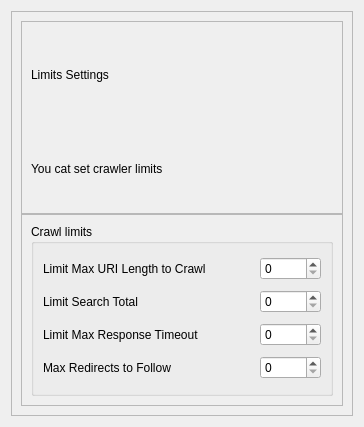
First picture: the form in quickiewebbot/ui/limits_settings_widget.ui, repository andrascii/RiveSolutions_SEO_Spider, before the edit.
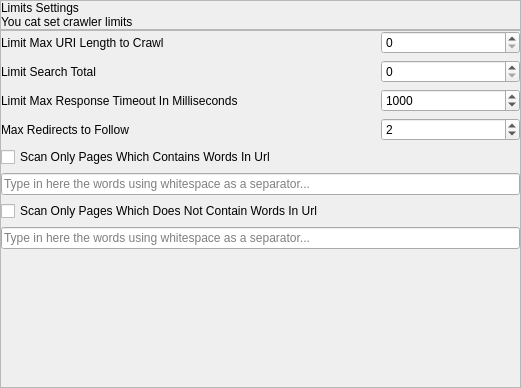
Second picture: the form after the edit.

Commit message: Переделаны два .ui файла для proxy и limits

```diff
--- a/quickiewebbot/ui/limits_settings_widget.ui
+++ b/quickiewebbot/ui/limits_settings_widget.ui
@@ -6,26 +6,29 @@
    <rect>
     <x>0</x>
     <y>0</y>
-    <width>364</width>
-    <height>427</height>
+    <width>521</width>
+    <height>388</height>
    </rect>
   </property>
   <property name="windowTitle">
    <string>Limits Settings</string>
   </property>
-  <layout class="QVBoxLayout" name="verticalLayout_13">
-   <item>
-    <widget class="QFrame" name="mainSettingsFrame">
-     <property name="frameShape">
-      <enum>QFrame::StyledPanel</enum>
-     </property>
-     <property name="frameShadow">
-      <enum>QFrame::Raised</enum>
-     </property>
-     <layout class="QVBoxLayout" name="verticalLayout_6">
+  <layout class="QVBoxLayout" name="verticalLayout_4">
       <property name="spacing">
        <number>0</number>
       </property>
+   <property name="leftMargin">
+    <number>0</number>
+   </property>
+   <property name="topMargin">
+    <number>0</number>
+   </property>
+   <property name="rightMargin">
+    <number>0</number>
+   </property>
+   <property name="bottomMargin">
+    <number>0</number>
+   </property>
       <item>
        <widget class="QFrame" name="headerFrame">
         <property name="minimumSize">
@@ -46,10 +49,24 @@
         <property name="frameShadow">
          <enum>QFrame::Raised</enum>
         </property>
-        <layout class="QVBoxLayout" name="verticalLayout_12">
+     <layout class="QVBoxLayout" name="verticalLayout_2">
+      <property name="spacing">
+       <number>0</number>
+      </property>
+      <property name="leftMargin">
+       <number>0</number>
+      </property>
+      <property name="topMargin">
+       <number>0</number>
+      </property>
+      <property name="rightMargin">
+       <number>0</number>
+      </property>
          <property name="bottomMargin">
           <number>0</number>
          </property>
+      <item>
+       <layout class="QVBoxLayout" name="verticalLayout">
          <item>
           <widget class="QLabel" name="headerName">
            <property name="text">
@@ -65,6 +82,8 @@
           </widget>
          </item>
         </layout>
+      </item>
+     </layout>
        </widget>
       </item>
       <item>
@@ -75,33 +94,21 @@
         <property name="frameShadow">
          <enum>QFrame::Raised</enum>
         </property>
-        <layout class="QVBoxLayout" name="verticalLayout">
+     <layout class="QVBoxLayout" name="verticalLayout_3">
+      <property name="leftMargin">
+       <number>0</number>
+      </property>
+      <property name="topMargin">
+       <number>0</number>
+      </property>
+      <property name="rightMargin">
+       <number>0</number>
+      </property>
+      <property name="bottomMargin">
+       <number>0</number>
+      </property>
          <item>
-          <widget class="QGroupBox" name="groupBox">
-           <property name="title">
-            <string>Crawl limits</string>
-           </property>
            <layout class="QGridLayout" name="gridLayout">
-            <item row="0" column="0">
-             <widget class="QLabel" name="label_6">
-              <property name="text">
-               <string>Limit Max URI Length to Crawl</string>
-              </property>
-             </widget>
-            </item>
-            <item row="0" column="1">
-             <spacer name="horizontalSpacer">
-              <property name="orientation">
-               <enum>Qt::Horizontal</enum>
-              </property>
-              <property name="sizeHint" stdset="0">
-               <size>
-                <width>40</width>
-                <height>20</height>
-               </size>
-              </property>
-             </spacer>
-            </item>
             <item row="0" column="2">
              <widget class="QSpinBox" name="limitURILength">
               <property name="sizePolicy">
@@ -124,6 +131,56 @@
               </property>
              </widget>
             </item>
+        <item row="3" column="2">
+         <widget class="QSpinBox" name="maxRedirects">
+          <property name="sizePolicy">
+           <sizepolicy hsizetype="Preferred" vsizetype="Fixed">
+            <horstretch>0</horstretch>
+            <verstretch>0</verstretch>
+           </sizepolicy>
+          </property>
+          <property name="minimumSize">
+           <size>
+            <width>50</width>
+            <height>0</height>
+           </size>
+          </property>
+          <property name="maximum">
+           <number>100</number>
+          </property>
+          <property name="value">
+           <number>2</number>
+          </property>
+          <property name="controlKey" stdset="0">
+           <string notr="true">maxRedirectCount</string>
+          </property>
+         </widget>
+        </item>
+        <item row="2" column="2">
+         <widget class="QSpinBox" name="responseTimeout">
+          <property name="sizePolicy">
+           <sizepolicy hsizetype="Preferred" vsizetype="Fixed">
+            <horstretch>0</horstretch>
+            <verstretch>0</verstretch>
+           </sizepolicy>
+          </property>
+          <property name="minimumSize">
+           <size>
+            <width>50</width>
+            <height>0</height>
+           </size>
+          </property>
+          <property name="maximum">
+           <number>50000</number>
+          </property>
+          <property name="value">
+           <number>1000</number>
+          </property>
+          <property name="controlKey" stdset="0">
+           <string notr="true">limitTimeout</string>
+          </property>
+         </widget>
+        </item>
             <item row="1" column="0">
              <widget class="QLabel" name="label_5">
               <property name="text">
@@ -131,54 +188,17 @@
               </property>
              </widget>
             </item>
-            <item row="1" column="2">
-             <widget class="QSpinBox" name="limitSearch">
-              <property name="sizePolicy">
-               <sizepolicy hsizetype="Preferred" vsizetype="Fixed">
-                <horstretch>0</horstretch>
-                <verstretch>0</verstretch>
-               </sizepolicy>
-              </property>
-              <property name="minimumSize">
-               <size>
-                <width>50</width>
-                <height>0</height>
-               </size>
-              </property>
-              <property name="maximum">
-               <number>10000</number>
-              </property>
-              <property name="controlKey" stdset="0">
-               <string notr="true">limitSearchTotal</string>
+        <item row="0" column="0">
+         <widget class="QLabel" name="label_6">
+          <property name="text">
+           <string>Limit Max URI Length to Crawl</string>
               </property>
              </widget>
             </item>
             <item row="2" column="0">
              <widget class="QLabel" name="label_8">
               <property name="text">
-               <string>Limit Max Response Timeout</string>
-              </property>
-             </widget>
-            </item>
-            <item row="2" column="2">
-             <widget class="QSpinBox" name="responseTimeout">
-              <property name="sizePolicy">
-               <sizepolicy hsizetype="Preferred" vsizetype="Fixed">
-                <horstretch>0</horstretch>
-                <verstretch>0</verstretch>
-               </sizepolicy>
-              </property>
-              <property name="minimumSize">
-               <size>
-                <width>50</width>
-                <height>0</height>
-               </size>
-              </property>
-              <property name="maximum">
-               <number>50000</number>
-              </property>
-              <property name="controlKey" stdset="0">
-               <string notr="true">limitTimeout</string>
+           <string>Limit Max Response Timeout In Milliseconds</string>
               </property>
              </widget>
             </item>
@@ -189,8 +209,22 @@
               </property>
              </widget>
             </item>
-            <item row="3" column="2">
-             <widget class="QSpinBox" name="maxRedirects">
+        <item row="4" column="0">
+         <widget class="QCheckBox" name="checkBox">
+          <property name="text">
+           <string>Scan Only Pages Which Contains Words In Url</string>
+          </property>
+         </widget>
+        </item>
+        <item row="6" column="0">
+         <widget class="QCheckBox" name="checkBox_2">
+          <property name="text">
+           <string>Scan Only Pages Which Does Not Contain Words In Url</string>
+          </property>
+         </widget>
+        </item>
+        <item row="1" column="2">
+         <widget class="QSpinBox" name="limitSearch">
               <property name="sizePolicy">
                <sizepolicy hsizetype="Preferred" vsizetype="Fixed">
                 <horstretch>0</horstretch>
@@ -204,20 +238,59 @@
                </size>
               </property>
               <property name="maximum">
-               <number>100</number>
+           <number>10000</number>
               </property>
               <property name="controlKey" stdset="0">
-               <string notr="true">maxRedirectCount</string>
+           <string notr="true">limitSearchTotal</string>
               </property>
              </widget>
             </item>
-           </layout>
-          </widget>
-         </item>
-        </layout>
+        <item row="4" column="1">
+         <spacer name="horizontalSpacer">
+          <property name="orientation">
+           <enum>Qt::Horizontal</enum>
+          </property>
+          <property name="sizeType">
+           <enum>QSizePolicy::Fixed</enum>
+          </property>
+          <property name="sizeHint" stdset="0">
+           <size>
+            <width>46</width>
+            <height>20</height>
+           </size>
+          </property>
+         </spacer>
+        </item>
+        <item row="5" column="0" colspan="3">
+         <widget class="QLineEdit" name="lineEdit">
+          <property name="placeholderText">
+           <string>Type in here the words using whitespace as a separator...</string>
+          </property>
+         </widget>
+        </item>
+        <item row="7" column="0" colspan="3">
+         <widget class="QLineEdit" name="lineEdit_2">
+          <property name="placeholderText">
+           <string>Type in here the words using whitespace as a separator...</string>
+          </property>
        </widget>
       </item>
      </layout>
+      </item>
+      <item>
+       <spacer name="verticalSpacer">
+        <property name="orientation">
+         <enum>Qt::Vertical</enum>
+        </property>
+        <property name="sizeHint" stdset="0">
+         <size>
+          <width>20</width>
+          <height>140</height>
+         </size>
+        </property>
+       </spacer>
+      </item>
+     </layout>
     </widget>
    </item>
   </layout>
```
Left out of the diff: 4 changed lines with no effect on the pictures. Lines whose indentation alone changed are shown as unchanged. The commit also changes 9 other files.
